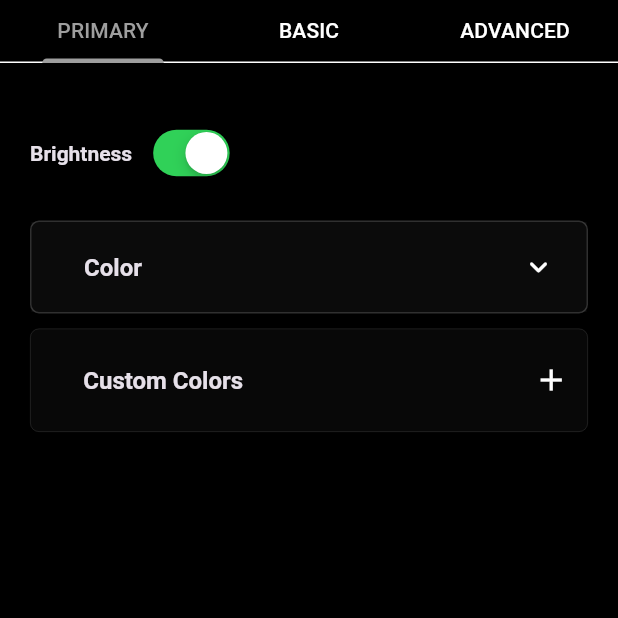
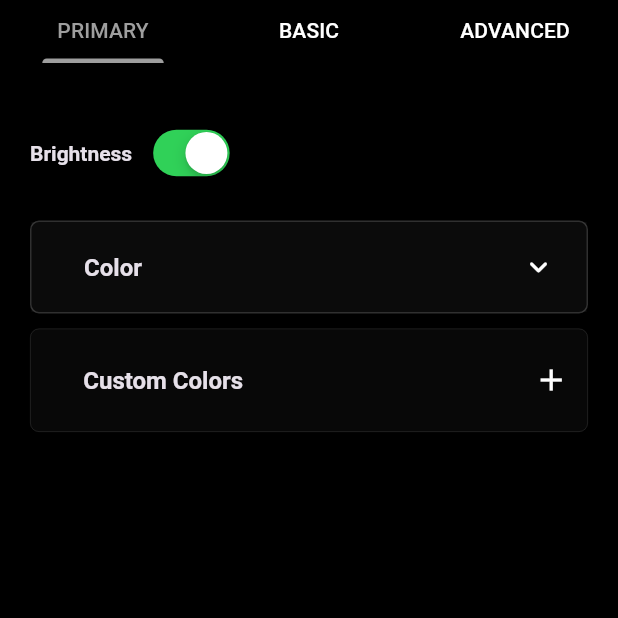
Before and after one commit to vipvijayan/vipvijayan.github.io, a Flutter app: the ThemeBuilderScreen screen opened directly, after a tap on "Color", on a phone screen of 412 x 824 dp, the top half of it. Run offline on Flutter 3.47's test engine with Material 3 defaults, Android fonts, the phone set to English and light mode, and no system bars; our stand-ins replace device_preview, firebase_analytics, firebase_core, flutter_colorpicker, flutter_highlight, flutter_widget_from_html and 6 more; accounts and stored records are empty; statements that could not run were skipped; project files that could hold a hidden picture were left out.

Commit message:
fix: bug Fixes, Theme fixes, flutter upgrade fixes

```diff
--- a/flutter_themer/assets/files/configuration/theme_configuration_0.json
+++ b/flutter_themer/assets/files/configuration/theme_configuration_0.json
@@ -34,8 +34,8 @@
                            "id":0,
                            "label":"color",
                            "selected":true,
-                           "value":"#FFFE91E63",
-                           "selected_value":"#FFFE91E63"
+                           "value":"#FF0D47A1",
+                           "selected_value":"#FF0D47A1"
                         }
                      ]
                   }
--- a/flutter_themer/assets/files/configuration/theme_configuration_1.json
+++ b/flutter_themer/assets/files/configuration/theme_configuration_1.json
@@ -34,8 +34,8 @@
                            "id":0,
                            "label":"color",
                            "selected":true,
-                           "value":"#FFFE91E63",
-                           "selected_value":"#FFFE91E63"
+                           "value":"#FF0D47A1",
+                           "selected_value":"#FF0D47A1"
                         }
                      ]
                   }
--- a/flutter_themer/lib/firebase/firebase_utils.dart
+++ b/flutter_themer/lib/firebase/firebase_utils.dart
@@ -7,7 +7,7 @@ FirebaseAnalyticsObserver observer =
     FirebaseAnalyticsObserver(analytics: analytics);
 
 Future<void> fbLogEvent(
-    {required String name, Map<String, dynamic>? parameters}) async {
+    {required String name, Map<String, Object>? parameters}) async {
   logD('Logging Event: $name, $parameters');
   if (null == parameters) {
     await FirebaseAnalytics.instance.logEvent(name: name.toLowerCase());
--- a/flutter_themer/lib/pages/home_screen.dart
+++ b/flutter_themer/lib/pages/home_screen.dart
@@ -7,12 +7,22 @@ class HomeScreen extends StatelessWidget {
 
   @override
   Widget build(BuildContext context) {
+    final state = context.watch<ThemeAppState>();
     return Scaffold(
+      key: state.homeScaffoldKey,
+      onEndDrawerChanged: (isOpened) {
+        state.appInfoOpen = isOpened;
+      },
+      endDrawer: Drawer(
+        width: MediaQuery.sizeOf(context).width / 3,
+        child: AboutInfoScreen(),
+      ),
       appBar: AppBar(
         title: const AppMainTitle(),
+        toolbarHeight: kToolbarHeight + 30,
         actions: _actionWidgets(context),
       ),
-      body: _homeBody(context),
+      body: SafeArea(child: _homeBody(context)),
     );
   }
 
@@ -26,9 +36,12 @@ class HomeScreen extends StatelessWidget {
           Expanded(
             child: Row(
               children: [
-                _previewFragment(state),
-                _themeBuilderFragment(state),
-                if (state.settingsOpen) Expanded(child: AboutInfoScreen()),
+                Expanded(
+                  child: PreviewApp(
+                    themeData: state.curSelectedThemeModel.curThemeData!,
+                  ),
+                ),
+                Expanded(flex: 2, child: ThemeBuilderScreen()),
               ],
             ),
           ),
@@ -36,63 +49,61 @@ class HomeScreen extends StatelessWidget {
     );
   }
 
-  Widget _themeBuilderFragment(ThemeAppState state) {
-    return Expanded(
-      flex: state.settingsOpen ? 2 : 3,
-      child: const Padding(
-        padding: EdgeInsets.only(left: 20, right: 10, top: 20),
-        child: ThemeBuilderScreen(),
+  List<Widget> _actionWidgets(BuildContext context) {
+    final state = context.watch<ThemeAppState>();
+    final myColors = Theme.of(context).extension<MyColors>()!;
+    final btnShape = RoundedRectangleBorder(
+      borderRadius: BorderRadius.circular(16),
+      side: BorderSide(
+        color: Colors.grey,
+        width: 0.5,
       ),
     );
-  }
-
-  Widget _previewFragment(ThemeAppState state) {
-    return Expanded(
-      child: Padding(
-        padding: const EdgeInsets.fromLTRB(40, 20, 10, 10),
-        child: ClipRRect(
-          borderRadius: BorderRadius.all(Radius.circular(20)),
-          child: PreviewApp(
-            themeData: state.curSelectedThemeModel.curThemeData!,
-          ),
+    return [
+      ActionChip(
+        label: const Text('Theme'),
+        shape: btnShape,
+        avatar: Icon(
+          Icons.brightness_2,
+          color: Theme.of(context).colorScheme.primary,
         ),
-      ),
-    );
-  }
-
-  List<Widget> _actionWidgets(BuildContext context) {
-    final state = context.watch<ThemeAppState>();
-    return [
-      IconButton(
-        tooltip: 'Theme',
         onPressed: () async {
           appLightTheme = !appLightTheme;
           AppBuilder.of(context)?.rebuild();
           unawaited(fbLogEvent(name: 'app_theme'));
         },
-        icon: Icon(
-          Icons.brightness_2,
-          color: Theme.of(context).colorScheme.primary,
-        ),
       ),
       const SizedBox(width: 20),
-      const ExportTheme(),
+      ActionChip(
+        label: const Text('Generate Theme'),
+        shape: btnShape,
+        avatar: Icon(
+          Icons.color_lens,
+          color: myColors.success,
+        ),
+        onPressed: () async {
+          openThemeGeneratedScreen();
+          state.generateHtml();
+        },
+      ),
       const SizedBox(width: 20),
-      IconButton(
-        tooltip: 'Reset',
+      ActionChip(
+        label: const Text('Reset'),
+        shape: btnShape,
+        avatar: Icon(
+          Icons.refresh_outlined,
+          color: Theme.of(context).colorScheme.error,
+        ),
         onPressed: () async {
           unawaited(state.reset());
           unawaited(fbLogEvent(name: 'theme_reset'));
         },
-        icon: Icon(
-          Icons.refresh_outlined,
-          color: Theme.of(context).colorScheme.error,
-        ),
       ),
       const SizedBox(width: 20),
-      IconButton(
-        tooltip: 'Show/Hide Preview Settings',
-        icon: Icon(
+      ActionChip(
+        label: const Text('Settings'),
+        shape: btnShape,
+        avatar: Icon(
           Icons.settings,
           color: Theme.of(context).colorScheme.tertiary,
         ),
@@ -102,16 +113,21 @@ class HomeScreen extends StatelessWidget {
         },
       ),
       const SizedBox(width: 20),
-      IconButton(
-        tooltip: 'About',
-        onPressed: () async {
-          unawaited(state.openSettings());
-          unawaited(fbLogEvent(name: 'about'));
-        },
-        icon: Icon(
+      ActionChip(
+        label: const Text('About'),
+        shape: btnShape,
+        avatar: Icon(
           Icons.info_outline_rounded,
           color: Theme.of(context).colorScheme.secondary,
         ),
+        onPressed: () async {
+          if (state.appInfoOpen) {
+            await state.closeSettingsDrawer();
+          } else {
+            await state.openSettingsDrawer();
+          }
+          unawaited(fbLogEvent(name: 'about'));
+        },
       ),
       const SizedBox(width: 20),
       Tooltip(message: 'Alpha Version', child: Text(appVersion)),
--- a/flutter_themer/lib/preview/preview_app.dart
+++ b/flutter_themer/lib/preview/preview_app.dart
@@ -10,10 +10,29 @@ class PreviewApp extends StatelessWidget {
   @override
   Widget build(BuildContext context) {
     final state = context.watch<ThemeAppState>();
+    // return DeviceFrame(
+    //   device: Devices.ios.iPhone12,
+    //   isFrameVisible: true,
+    //   orientation: Orientation.portrait,
+
+    //   screen: MaterialApp(
+    //     useInheritedMediaQuery: true,
+    //     locale: DevicePreview.locale(context),
+    //     builder: DevicePreview.appBuilder,
+    //     navigatorKey: navAppPreviewKey,
+    //     debugShowCheckedModeBanner: false,
+    //     showPerformanceOverlay: false,
+    //     theme: themeData,
+    //     home: const PreviewHomeScreen(),
+    //   ),
+    // );
     return DevicePreview(
-      backgroundColor: Theme.of(context).colorScheme.background,
+      backgroundColor: Theme.of(context).colorScheme.surface,
+      defaultDevice: Devices.ios.iPhone13ProMax,
       isToolbarVisible: state.showPreviewToolbar,
       data: const DevicePreviewData(
+        highContrast: false,
+        isFrameVisible: true,
         isDarkMode: false,
         boldText: false,
         settings: DevicePreviewSettingsData(
--- a/flutter_themer/lib/state/app_state.dart
+++ b/flutter_themer/lib/state/app_state.dart
@@ -8,6 +8,7 @@ class ThemeAppState extends ChangeNotifier {
   bool previewLoading = false;
   bool showPreviewToolbar = false;
   bool settingsOpen = false;
+  bool appInfoOpen = false;
   String themeGeneratedHtml = '';
   String usageHtml = '';
   String customHtml = '';
@@ -28,6 +29,7 @@ class ThemeAppState extends ChangeNotifier {
 
   late TabController tabController;
   Map<String, dynamic> themeUIScrollControllers = {};
+  final GlobalKey<ScaffoldState> homeScaffoldKey = GlobalKey<ScaffoldState>();
 
   var isMobile = false;
 
@@ -35,6 +37,14 @@ class ThemeAppState extends ChangeNotifier {
     init();
     initFB();
     initSettings();
+  }
+
+  Future<void> openSettingsDrawer() async {
+    homeScaffoldKey.currentState!.openEndDrawer();
+  }
+
+  Future<void> closeSettingsDrawer() async {
+    homeScaffoldKey.currentState!.closeEndDrawer();
   }
 
   Future<void> initSettings() async {
--- a/flutter_themer/lib/state/theme_changer.dart
+++ b/flutter_themer/lib/state/theme_changer.dart
@@ -29,14 +29,18 @@ class AppBuilderState extends State<AppBuilder> {
 }
 
 final lightTheme = ThemeData.light().copyWith(
-  useMaterial3: true,
   scaffoldBackgroundColor: Colors.white,
-  primaryColor: Colors.white,
-  colorScheme: ColorScheme.light()
-      .copyWith(primary: Colors.greenAccent, background: Colors.white),
+  colorScheme: ColorScheme.light().copyWith(
+    primary: Colors.greenAccent,
+    surface: Colors.white,
+  ),
   appBarTheme: AppBarTheme(
     elevation: 0,
     toolbarHeight: kToolbarHeight + 10,
+  ),
+  tabBarTheme: TabBarTheme(
+    indicatorSize: TabBarIndicatorSize.label,
+    dividerColor: Colors.transparent,
   ),
   extensions: <ThemeExtension<dynamic>>[
     MyColors.light,
@@ -44,13 +48,18 @@ final lightTheme = ThemeData.light().copyWith(
 );
 
 final darkTheme = ThemeData.dark().copyWith(
-  useMaterial3: true,
   scaffoldBackgroundColor: Colors.black,
-  colorScheme: ColorScheme.dark()
-      .copyWith(primary: Colors.grey, background: Colors.black),
+  colorScheme: ColorScheme.dark().copyWith(
+    primary: Colors.grey,
+    surface: Colors.black,
+  ),
   appBarTheme: AppBarTheme(
     elevation: 0,
     toolbarHeight: kToolbarHeight + 10,
+  ),
+  tabBarTheme: TabBarTheme(
+    indicatorSize: TabBarIndicatorSize.label,
+    dividerColor: Colors.transparent,
   ),
   extensions: <ThemeExtension<dynamic>>[
     MyColors.dark,
--- a/flutter_themer/lib/utils/constants/configs.dart
+++ b/flutter_themer/lib/utils/constants/configs.dart
@@ -1,2 +1,2 @@
 const showDebugBanner = false;
-const appTimeDilation = 2.0;
+const appTimeDilation = 1.0;
```
Also changed, not shown: flutter_themer/lib/pages/about_info_screen.dart (+38 -40 lines), flutter_themer/lib/widgets/export_theme.dart (+0 -22 lines), flutter_themer/pubspec.yaml (+6 -6 lines), flutter_themer/pubspec.lock, 9 other files.
